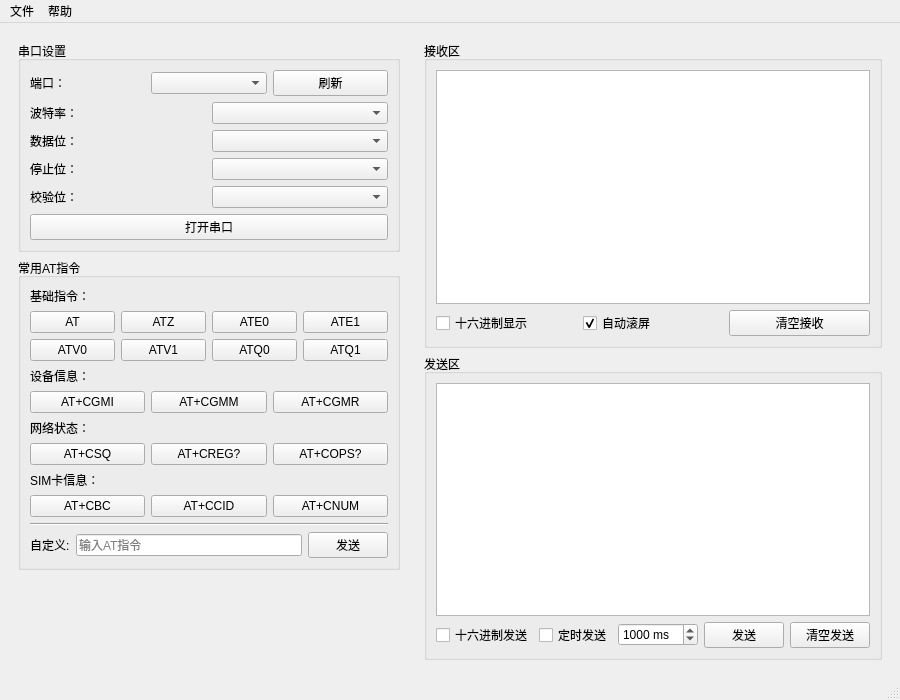
This is mainwindow.ui in angus-tech/ATserialTool as Qt 5 draws it before an edit. The edited form follows.
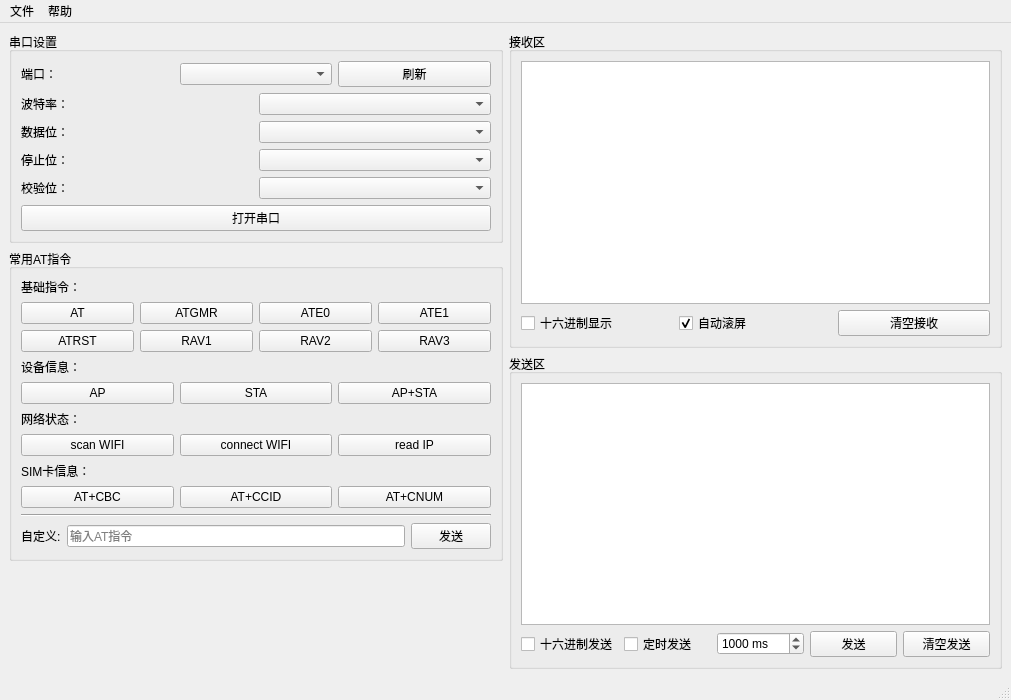
This is the edited form.

Commit message: modify at command content.

Diff of the .ui file:
```diff
--- a/mainwindow.ui
+++ b/mainwindow.ui
@@ -6,7 +6,7 @@
    <rect>
     <x>0</x>
     <y>0</y>
-    <width>900</width>
+    <width>1011</width>
     <height>700</height>
    </rect>
   </property>
@@ -18,11 +18,7 @@
   <widget class="QWidget" name="centralwidget">
    <layout class="QHBoxLayout" name="horizontalLayout">
     <item>
-     <!-- 左侧区域 -->
-     <widget class="QWidget" name="leftWidget">
       <layout class="QVBoxLayout" name="leftLayout">
-       
-       <!-- 串口设置组 -->
        <item>
         <widget class="QGroupBox" name="groupBoxPort">
          <property name="title">
@@ -158,7 +154,7 @@
             <item>
              <widget class="QPushButton" name="btnATZ">
               <property name="text">
-               <string>ATZ</string>
+              <string>ATGMR</string>
               </property>
              </widget>
             </item>
@@ -184,28 +180,28 @@
             <item>
              <widget class="QPushButton" name="btnATV0">
               <property name="text">
-               <string>ATV0</string>
+              <string>ATRST</string>
               </property>
              </widget>
             </item>
             <item>
              <widget class="QPushButton" name="btnATV1">
               <property name="text">
-               <string>ATV1</string>
+              <string>RAV1</string>
               </property>
              </widget>
             </item>
             <item>
              <widget class="QPushButton" name="btnATQ0">
               <property name="text">
-               <string>ATQ0</string>
+              <string>RAV2</string>
               </property>
              </widget>
             </item>
             <item>
              <widget class="QPushButton" name="btnATQ1">
               <property name="text">
-               <string>ATQ1</string>
+              <string>RAV3</string>
               </property>
              </widget>
             </item>
@@ -229,21 +225,21 @@
             <item>
              <widget class="QPushButton" name="btnATCGMI">
               <property name="text">
-               <string>AT+CGMI</string>
+              <string>AP</string>
               </property>
              </widget>
             </item>
             <item>
              <widget class="QPushButton" name="btnATCGMM">
               <property name="text">
-               <string>AT+CGMM</string>
+              <string>STA</string>
               </property>
              </widget>
             </item>
             <item>
              <widget class="QPushButton" name="btnATCGMR">
               <property name="text">
-               <string>AT+CGMR</string>
+              <string>AP+STA</string>
               </property>
              </widget>
             </item>
@@ -267,21 +263,21 @@
             <item>
              <widget class="QPushButton" name="btnATCSQ">
               <property name="text">
-               <string>AT+CSQ</string>
+              <string>scan WIFI</string>
               </property>
              </widget>
             </item>
             <item>
              <widget class="QPushButton" name="btnATCREG">
               <property name="text">
-               <string>AT+CREG?</string>
+              <string>connect WIFI</string>
               </property>
              </widget>
             </item>
             <item>
              <widget class="QPushButton" name="btnATCOPS">
               <property name="text">
-               <string>AT+COPS?</string>
+              <string>read IP</string>
               </property>
              </widget>
             </item>
@@ -379,15 +375,9 @@
         </spacer>
        </item>
       </layout>
-     </widget>
     </item>
-    
     <item>
-     <!-- 右侧区域 -->
-     <widget class="QWidget" name="rightWidget">
       <layout class="QVBoxLayout" name="rightLayout">
-       
-       <!-- 接收区 -->
        <item>
         <widget class="QGroupBox" name="groupBoxReceive">
          <property name="title">
@@ -502,7 +492,6 @@
         </widget>
        </item>
       </layout>
-     </widget>
     </item>
    </layout>
   </widget>
@@ -513,7 +502,7 @@
     <rect>
      <x>0</x>
      <y>0</y>
-     <width>900</width>
+     <width>1011</width>
      <height>26</height>
     </rect>
    </property>
```
Left out of the diff: 74 changed lines with no effect on the pictures. Lines whose indentation alone changed are shown as unchanged. The commit also changes 2 other files.
